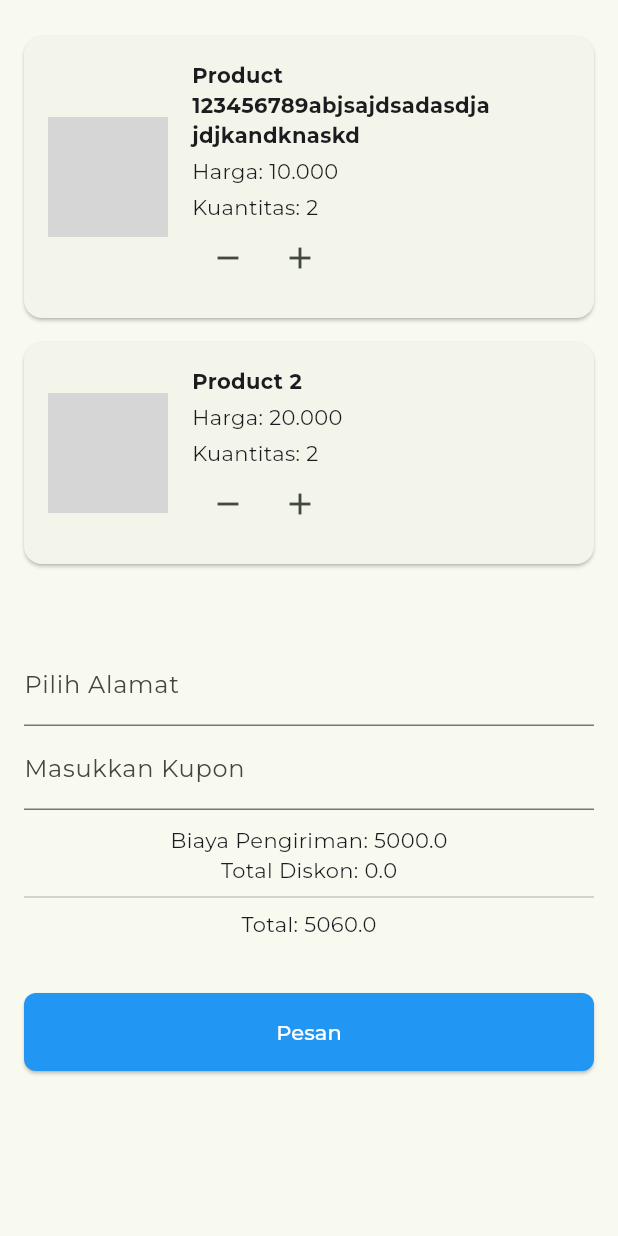
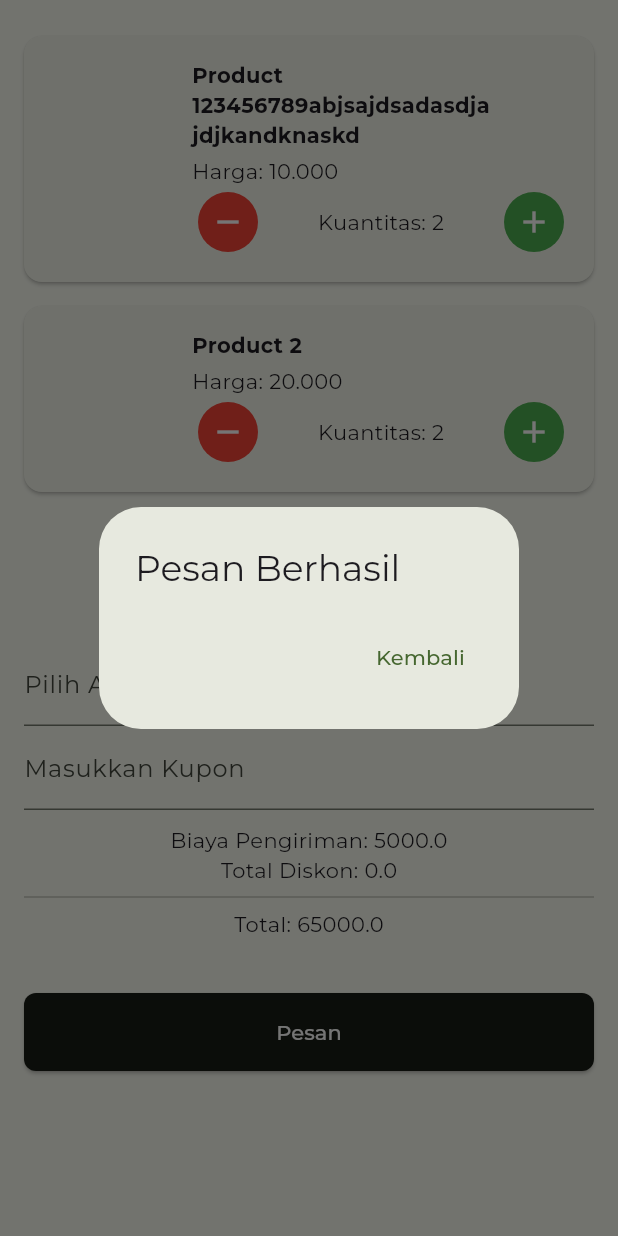
Before and after one commit to LuthfiSad/submission-flutter-basic, a Flutter app: the CartScreen widget shown alone on an empty page, opened directly, after a tap on the "add" icon, after a tap on "Pesan", on a phone screen of 412 x 824 dp. Run offline on Flutter 3.47's test engine with Material 3 defaults, Android fonts, the phone set to English and light mode, and no system bars; our stand-ins replace google_fonts, material_design_icons_flutter; network calls fail; grey boxes are pictures that could not be loaded.

Commit message:
feat: cart screen to detail, and back button

```diff
--- a/lib/screens/cart_screen.dart
+++ b/lib/screens/cart_screen.dart
@@ -1,5 +1,7 @@
 import 'package:flutter/material.dart';
 import 'package:submission_flutter/model/product_model.dart';
+import 'package:submission_flutter/screens/detail_screen.dart';
+import 'package:submission_flutter/screens/main_manu_screen.dart';
 
 class CartScreen extends StatefulWidget {
   @override
@@ -21,14 +23,17 @@ class _CartScreenState extends State<CartScreen> {
   Widget build(BuildContext context) {
     double totalPrice = cartItems.fold(
       0,
-      (sum, item) => sum + (double.parse(item.product.price) * item.quantity),
+      (sum, item) =>
+          sum +
+          (double.parse(item.product.price.replaceAll('.', '')) *
+              item.quantity),
     );
-    double totalDiscount = totalPrice * (discount / 100);
-    double finalPrice = totalPrice - totalDiscount + shippingCost;
+    print(totalPrice);
+    double finalPrice = totalPrice - discount + shippingCost;
 
     return Padding(
       // Menggunakan SingleChildScrollView
-      padding: const EdgeInsets.only(top:16.0, left: 16, right: 16),
+      padding: const EdgeInsets.only(top: 16.0, left: 16, right: 16),
       child: Column(
         children: [
           // Menggunakan Container dengan tinggi otomatis
@@ -68,7 +73,7 @@ class _CartScreenState extends State<CartScreen> {
           ),
           SizedBox(height: 10),
           Text('Biaya Pengiriman: ${shippingCost.toString()}'),
-          Text('Total Diskon: ${totalDiscount.toString()}'),
+          Text('Total Diskon: ${discount.toString()}'),
           Divider(),
           Text('Total: ${finalPrice.toString()}'),
           SizedBox(height: 20),
@@ -78,12 +83,33 @@ class _CartScreenState extends State<CartScreen> {
             child: ElevatedButton(
               style: ElevatedButton.styleFrom(
                 padding: EdgeInsets.all(16),
-                backgroundColor: Colors.blue,
+                backgroundColor: Theme.of(context).colorScheme.onSurface,
                 shape: RoundedRectangleBorder(
                   borderRadius: BorderRadius.circular(8),
                 ),
               ),
-              onPressed: () {},
+              onPressed: () {
+                // alert success alu kembali ke MainMenuScreen
+                showDialog(
+                    context: context,
+                    builder: (builder) => AlertDialog(
+                          title: Text("Pesan Berhasil"),
+                          actions: [
+                            TextButton(
+                              onPressed: () {
+                                Navigator.push(
+                                  context,
+                                  MaterialPageRoute(
+                                    builder: (context) =>
+                                        MainMenuScreen(),
+                                  ),
+                                );
+                              },
+                              child: Text("Kembali"),
+                            ),
+                          ],
+                        ));
+              },
               child: Text("Pesan", style: TextStyle(color: Colors.white)),
             ),
           )
@@ -114,6 +140,15 @@ class CartItemWidget extends StatelessWidget {
   Widget build(BuildContext context) {
     return Card(
       margin: const EdgeInsets.symmetric(vertical: 8),
+      child: InkWell(
+        onTap: () {
+          Navigator.push(
+            context,
+            MaterialPageRoute(
+              builder: (context) => ProductDetailScreen(product: cartItem.product),
+            ),
+          );
+        },
         child: Padding(
           padding: const EdgeInsets.all(16.0),
           child: Row(
@@ -133,12 +168,14 @@ class CartItemWidget extends StatelessWidget {
                         style: TextStyle(fontWeight: FontWeight.bold)),
                     SizedBox(height: 4),
                     Text('Harga: ${cartItem.product.price}'),
-                  SizedBox(height: 4),
-                  Text('Kuantitas: ${cartItem.quantity}'),
                     Row(
-                    mainAxisAlignment: MainAxisAlignment.start,
+                      mainAxisAlignment: MainAxisAlignment.spaceBetween,
                       children: [
                         IconButton(
+                          style: IconButton.styleFrom(
+                            backgroundColor: Colors.red,
+                            foregroundColor: Colors.white,
+                          ),
                           icon: Icon(Icons.remove),
                           onPressed: () {
                             if (cartItem.quantity > 1) {
@@ -146,7 +183,14 @@ class CartItemWidget extends StatelessWidget {
                             }
                           },
                         ),
+                        SizedBox(width: 8),
+                        Text('Kuantitas: ${cartItem.quantity}'),
+                        SizedBox(width: 8),
                         IconButton(
+                          style: IconButton.styleFrom(
+                            backgroundColor: Colors.green,
+                            foregroundColor: Colors.white,
+                          ),
                           icon: Icon(Icons.add),
                           onPressed: () {
                             onQuantityChanged(cartItem.quantity + 1);
@@ -160,6 +204,7 @@ class CartItemWidget extends StatelessWidget {
             ],
           ),
         ),
+      ),
     );
   }
 }
```
Also changed, not shown: lib/screens/detail_screen.dart (+30 -4 lines), assets/images/org.png (renamed from lib/assets/images/org.png). Lines whose indentation alone changed are shown as unchanged.
